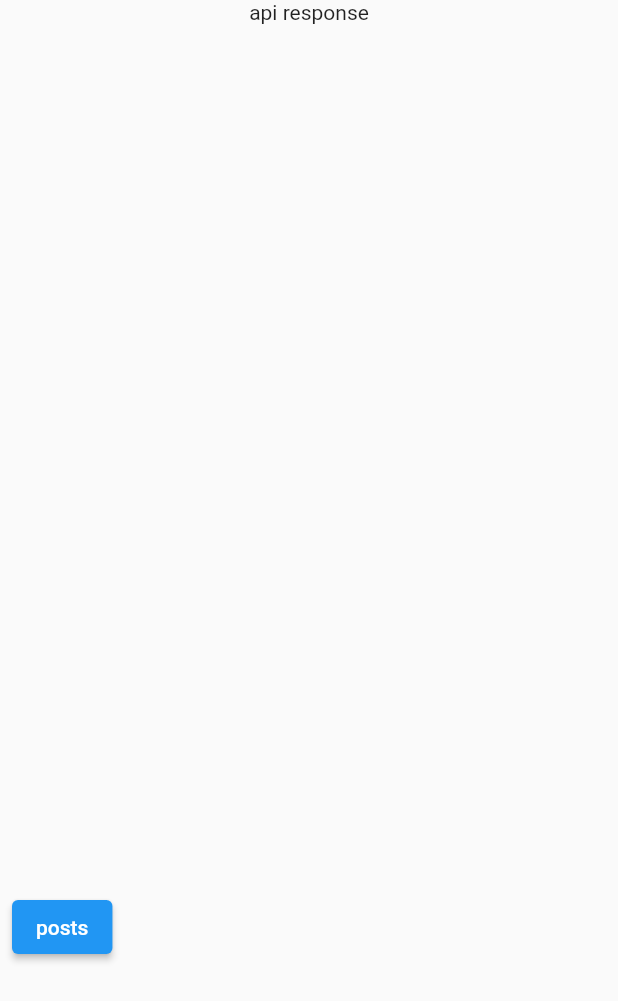
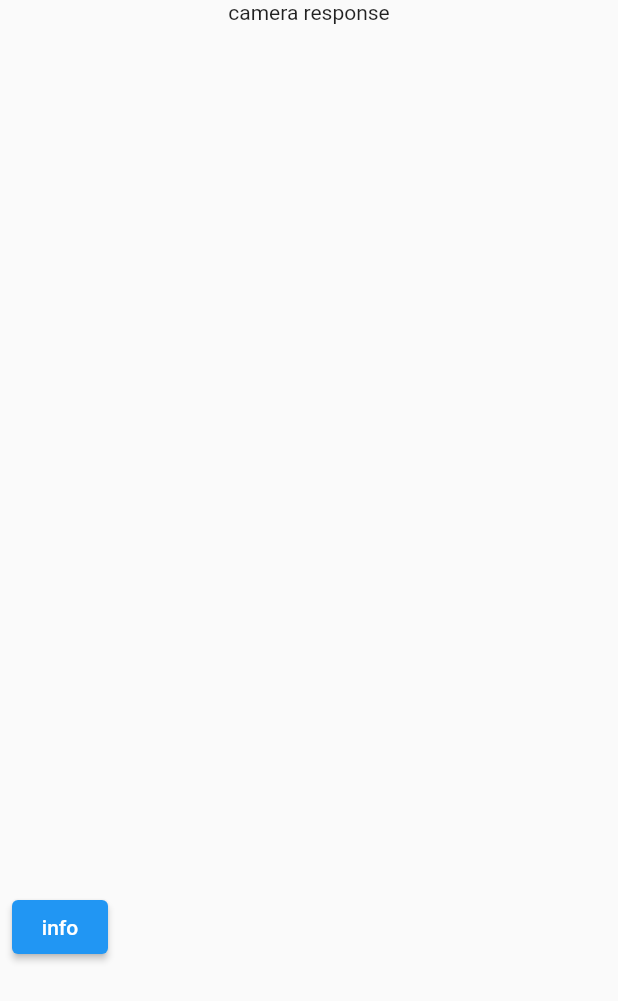
Before and after one commit to codetricity/theta_bloc_chop, a Flutter app: the screen it shows after launch, on a phone screen of 412 x 824 dp. Shown: the top 1001 px of the screen. Run offline on Flutter 3.47's test engine with Material 2 defaults, Android fonts, the phone set to English and light mode, and no system bars; our stand-ins replace bloc, chopper, equatable, flutter_bloc; generated files the repository leaves out were written again.

Commit message:
basic theta info working

```diff
--- /dev/null
+++ b/lib/cubit/theta_basic_cubit.dart
@@ -0,0 +1,28 @@
+import 'package:bloc/bloc.dart';
+import 'package:bloc_chop/service/theta_basic_service.dart';
+import 'package:chopper/chopper.dart';
+import 'package:equatable/equatable.dart';
+
+part 'theta_basic_state.dart';
+
+class ThetaBasicCubit extends Cubit<ThetaBasicState> {
+  final chopper = ChopperClient(
+    baseUrl: 'http://192.168.1.1',
+    services: [ThetaBasicService.create()],
+    converter: const JsonConverter(),
+  );
+
+  ThetaBasicCubit() : super(const ThetaBasicInitial('camera response'));
+
+  void thetaInfo() async {
+    final thetaBasicService = chopper.getService<ThetaBasicService>();
+    var response = await thetaBasicService.thetaInfo();
+    emit(ThetaBasicLoaded(response.body.toString()));
+  }
+
+  void thetaState() async {
+    final thetaBasicService = chopper.getService<ThetaBasicService>();
+    var response = await thetaBasicService.thetaState();
+    emit(ThetaBasicLoaded(response.body.toString()));
+  }
+}
--- /dev/null
+++ b/lib/cubit/theta_basic_state.dart
@@ -0,0 +1,24 @@
+part of 'theta_basic_cubit.dart';
+
+abstract class ThetaBasicState extends Equatable {
+  const ThetaBasicState();
+
+  @override
+  List<Object> get props => [];
+}
+
+class ThetaBasicInitial extends ThetaBasicState {
+  final String responseText;
+  const ThetaBasicInitial(this.responseText);
+
+  @override
+  List<Object> get props => [responseText];
+}
+
+class ThetaBasicLoaded extends ThetaBasicState {
+  final String responseText;
+  const ThetaBasicLoaded(this.responseText);
+
+  @override
+  List<Object> get props => [responseText];
+}
--- a/lib/main.dart
+++ b/lib/main.dart
@@ -1,4 +1,5 @@
 import 'package:bloc_chop/cubit/post_cubit.dart';
+import 'package:bloc_chop/cubit/theta_basic_cubit.dart';
 import 'package:bloc_chop/service/placeholder_service.dart';
 import 'package:flutter/material.dart';
 import 'package:chopper/chopper.dart';
@@ -15,15 +16,15 @@ class MyApp extends StatelessWidget {
   Widget build(BuildContext context) {
     return MaterialApp(
       home: BlocProvider(
-        create: (context) => PostCubit(),
+        create: (context) => ThetaBasicCubit(),
         child: Scaffold(
-          body: BlocBuilder<PostCubit, PostState>(
+          body: BlocBuilder<ThetaBasicCubit, ThetaBasicState>(
             builder: (context, state) {
               Widget responseWidget = Container();
-              if (state is PostInitial) {
+              if (state is ThetaBasicInitial) {
                 responseWidget = Text(state.responseText);
-              } else if (state is PostsLoaded) {
-                responseWidget = Text(state.postList.toString());
+              } else if (state is ThetaBasicLoaded) {
+                responseWidget = Text(state.responseText);
               }
 
               return Column(
@@ -36,9 +37,9 @@ class MyApp extends StatelessWidget {
                       child: Row(
                         children: [
                           ElevatedButton(
-                            child: const Text('posts'),
+                            child: const Text('info'),
                             onPressed: () async {
-                              context.read<PostCubit>().getPost();
+                              context.read<ThetaBasicCubit>().thetaInfo();
                             },
                           ),
                         ],
--- /dev/null
+++ b/lib/service/theta_basic_service.dart
@@ -0,0 +1,20 @@
+import 'dart:async';
+import 'package:chopper/chopper.dart';
+part 'theta_basic_service.chopper.dart';
+
+@ChopperApi(baseUrl: '/osc')
+abstract class ThetaBasicService extends ChopperService {
+  @Get(
+      path: '/info',
+      headers: {'Content-Type': 'application/json;charset=utf-8'})
+  Future<Response> thetaInfo();
+
+  @Post(
+      path: '/state',
+      headers: {'Content-Type': 'application/json;charset=utf-8'})
+  Future<Response> thetaState();
+
+  static ThetaBasicService create() {
+    return _$ThetaBasicService();
+  }
+}
```
Also changed, not shown: lib/service/theta_basic_service.chopper.dart (added), 1 other file.
